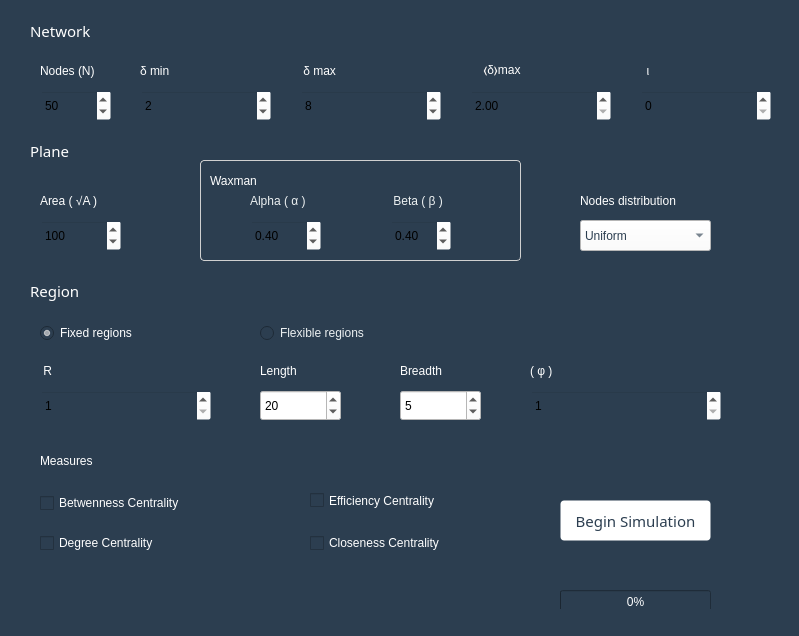
Qt form mainwindow.ui (Trindad/network-topologies-generator-frontend) before a commit.
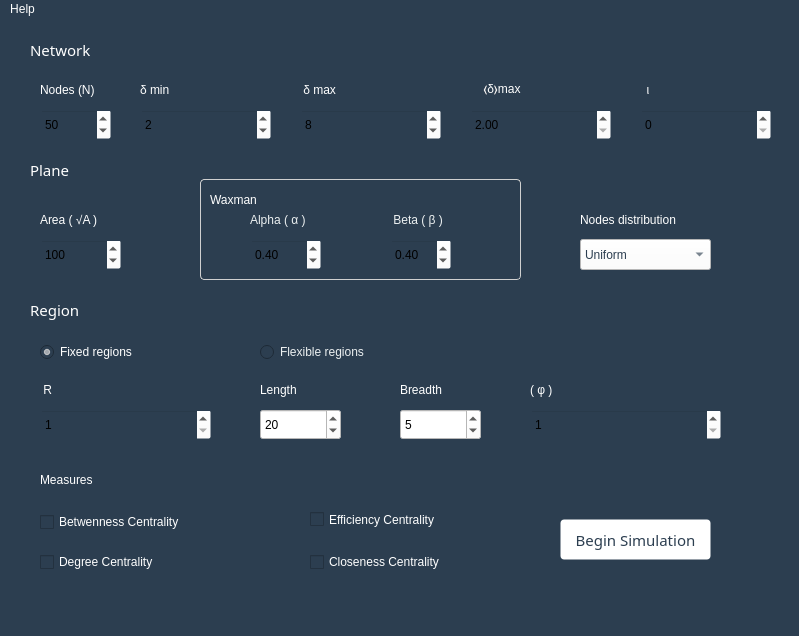
The same form after that commit. Icons and pictures are not drawn.

What changed in the file:
```diff
--- a/mainwindow.ui
+++ b/mainwindow.ui
@@ -562,6 +562,12 @@
     <property name="text">
      <string>Degree Centrality</string>
     </property>
+    <property name="checkable">
+     <bool>true</bool>
+    </property>
+    <property name="checked">
+     <bool>false</bool>
+    </property>
    </widget>
    <widget class="QCheckBox" name="ec">
     <property name="enabled">
@@ -1479,6 +1485,34 @@
     </font>
    </property>
   </widget>
+  <widget class="QMenuBar" name="menuBar">
+   <property name="geometry">
+    <rect>
+     <x>0</x>
+     <y>0</y>
+     <width>799</width>
+     <height>26</height>
+    </rect>
+   </property>
+   <widget class="QMenu" name="menuHelp">
+    <property name="title">
+     <string>Help</string>
+    </property>
+    <addaction name="actionOpen_help"/>
+    <addaction name="actionAbout"/>
+   </widget>
+   <addaction name="menuHelp"/>
+  </widget>
+  <action name="actionOpen_help">
+   <property name="text">
+    <string>Open help</string>
+   </property>
+  </action>
+  <action name="actionAbout">
+   <property name="text">
+    <string>About</string>
+   </property>
+  </action>
  </widget>
  <layoutdefault spacing="6" margin="11"/>
  <tabstops>
```
Left out of the diff: 21 changed lines with no effect on the pictures.
